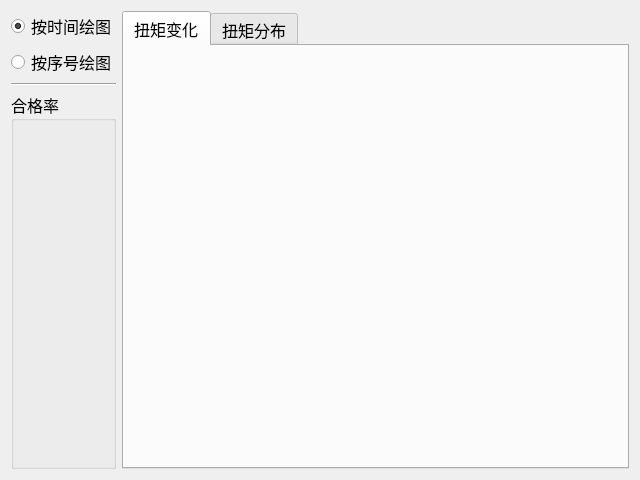
Qt form db_process/ui/comp_form.ui (Sanvenir/db_process) before a commit.
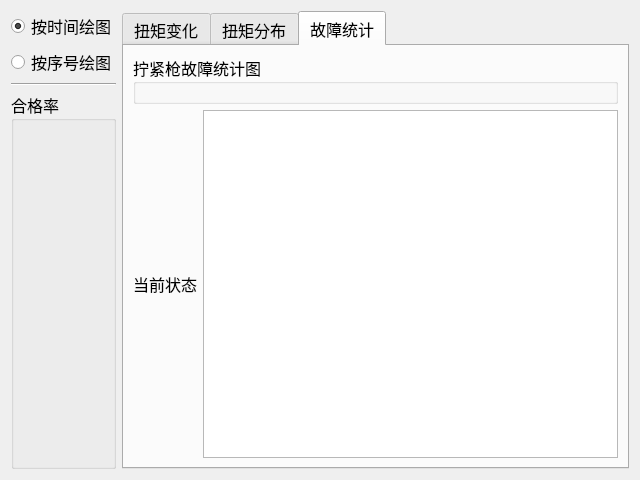
The same form after that commit.

Commit message: 添加故障模式模块

```diff
--- a/db_process/ui/comp_form.ui
+++ b/db_process/ui/comp_form.ui
@@ -100,7 +100,7 @@
       </font>
      </property>
      <property name="currentIndex">
-      <number>0</number>
+      <number>2</number>
      </property>
      <widget class="QWidget" name="tab_torque_var">
       <attribute name="title">
@@ -149,6 +149,64 @@
        </item>
       </layout>
      </widget>
+     <widget class="QWidget" name="tab_qs_static">
+      <attribute name="title">
+       <string>故障统计</string>
+      </attribute>
+      <layout class="QVBoxLayout" name="verticalLayout_2">
+       <item>
+        <layout class="QHBoxLayout" name="horizontalLayout_4">
+         <item>
+          <layout class="QHBoxLayout" name="horizontalLayout_5">
+           <item>
+            <widget class="QGroupBox" name="groupBoxQSButton">
+             <property name="sizePolicy">
+              <sizepolicy hsizetype="Minimum" vsizetype="Preferred">
+               <horstretch>0</horstretch>
+               <verstretch>0</verstretch>
+              </sizepolicy>
+             </property>
+             <property name="title">
+              <string>拧紧枪故障统计图</string>
+             </property>
+            </widget>
+           </item>
+          </layout>
+         </item>
+         <item>
+          <layout class="QVBoxLayout" name="verticalLayoutStaticFigure"/>
+         </item>
+        </layout>
+       </item>
+       <item>
+        <layout class="QHBoxLayout" name="horizontalLayout_3">
+         <item>
+          <widget class="QLabel" name="label">
+           <property name="sizePolicy">
+            <sizepolicy hsizetype="Fixed" vsizetype="Fixed">
+             <horstretch>0</horstretch>
+             <verstretch>0</verstretch>
+            </sizepolicy>
+           </property>
+           <property name="text">
+            <string>当前状态</string>
+           </property>
+          </widget>
+         </item>
+         <item>
+          <widget class="QTextBrowser" name="textBrowserStatic">
+           <property name="sizePolicy">
+            <sizepolicy hsizetype="Minimum" vsizetype="Preferred">
+             <horstretch>0</horstretch>
+             <verstretch>0</verstretch>
+            </sizepolicy>
+           </property>
+          </widget>
+         </item>
+        </layout>
+       </item>
+      </layout>
+     </widget>
     </widget>
    </item>
   </layout>
```
The commit also changes 10 other files.
